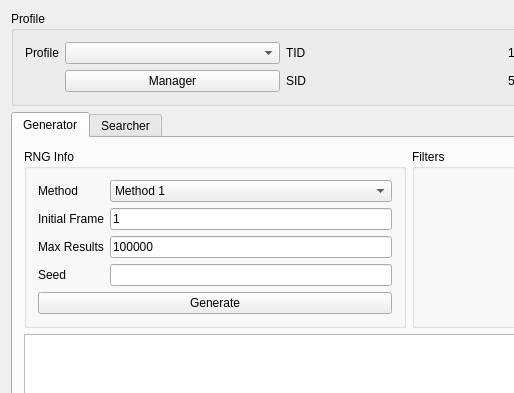
This is Forms/Gen3/Stationary3.ui in Admiral-Fish/PokeFinder as Qt 5 draws it before an edit; both pictures show x 0 to 514 and y 0 to 393 of the 1200 by 700 pixel window. The edited form follows.
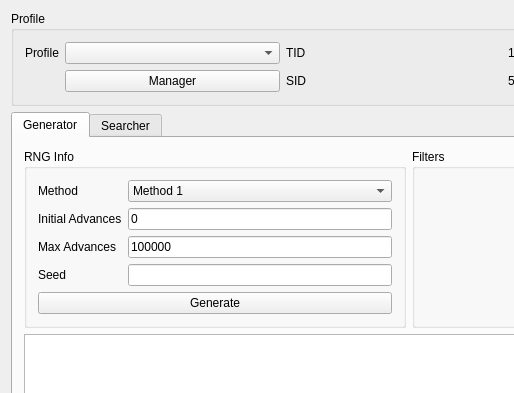
This is the edited form. Icons and pictures are not drawn. Custom widgets are drawn as their Qt base class.

Commit message: Rename frame to advance, and start from advance 0 (closes #108) (#113)

```diff
--- a/Forms/Gen3/Stationary3.ui
+++ b/Forms/Gen3/Stationary3.ui
@@ -133,7 +133,7 @@
              </sizepolicy>
             </property>
             <property name="text">
-             <string>Initial Frame</string>
+             <string>Initial Advances</string>
             </property>
            </widget>
           </item>
@@ -143,7 +143,7 @@
              <string/>
             </property>
             <property name="text">
-             <string notr="true">1</string>
+             <string notr="true">0</string>
             </property>
             <property name="maxLength">
              <number>10</number>
@@ -201,7 +201,7 @@
              </sizepolicy>
             </property>
             <property name="text">
-             <string>Max Results</string>
+             <string>Max Advances</string>
             </property>
            </widget>
           </item>
```
Left out of the diff: 12 changed lines with no effect on the pictures. The commit also changes 271 other files.
